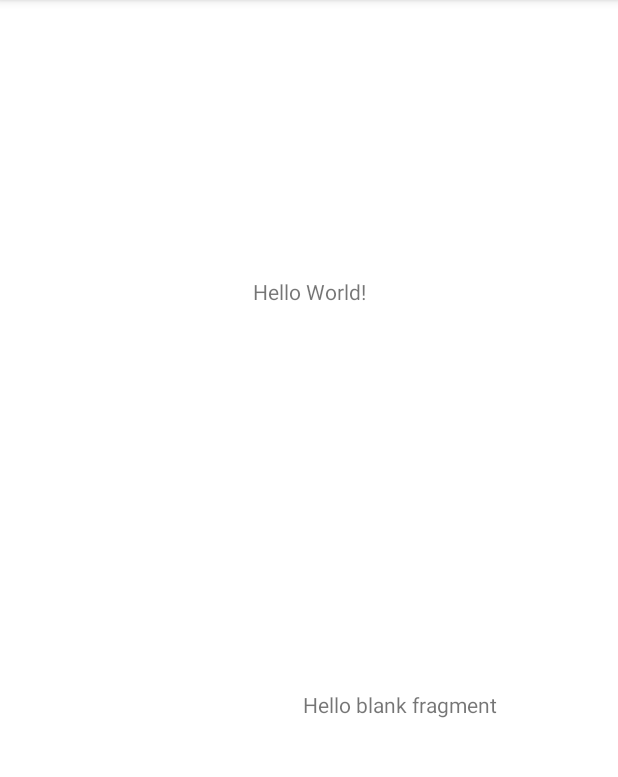
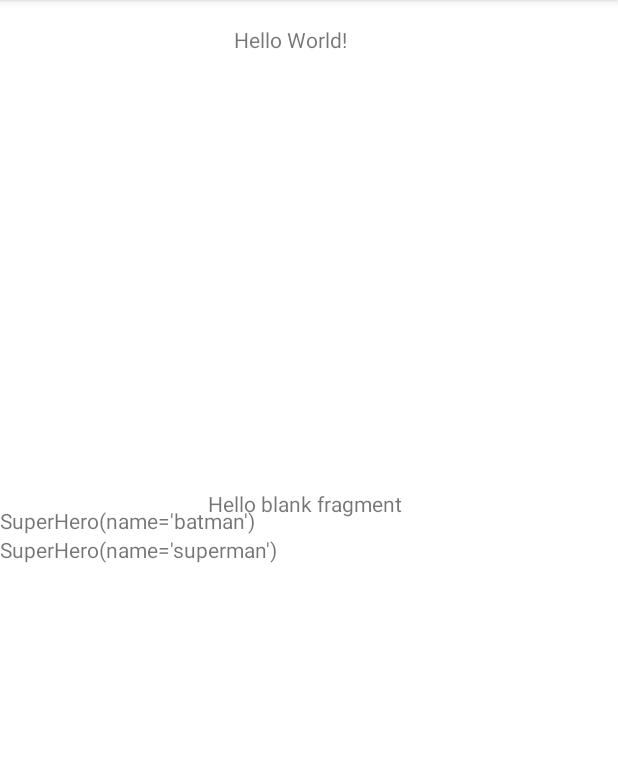
Before and after one commit to LimseDanlove/PAM-F5-Remack-Bachelard, an Android app: the screen it shows after launch (MainActivity), on a phone screen of 412 x 824 dp, the part 84-861 px from its top. Run offline under Robolectric (Android 15) with nearby library versions, the phone set to English and light mode, and no system bars.

Commit message:
:sparkles: viewmodel setup

```diff
--- a/app/src/main/java/com/example/vancouver_transport/StopListFragment.kt
+++ b/app/src/main/java/com/example/vancouver_transport/StopListFragment.kt
@@ -5,6 +5,8 @@ import androidx.fragment.app.Fragment
 import android.view.LayoutInflater
 import android.view.View
 import android.view.ViewGroup
+import androidx.lifecycle.Observer
+import androidx.recyclerview.widget.RecyclerView
 
 // TODO: Rename parameter arguments, choose names that match
 // the fragment initialization parameters, e.g. ARG_ITEM_NUMBER
@@ -33,8 +35,25 @@ class StopListFragment : Fragment() {
         inflater: LayoutInflater, container: ViewGroup?,
         savedInstanceState: Bundle?
     ): View? {
+        val view = inflater.inflate(R.layout.fragment_stop_list, container, false)
+
+        val list = mutableListOf<SuperHero>();
+        list.add(SuperHero("batman"));
+        list.add(SuperHero("superman"));
+
+        val recyclerView = view?.findViewById<RecyclerView>(R.id.recyclerViewSH);
+
+        val model = SuperHeroViewModel()
+        model.addSH(SuperHero("batman"));
+        model.addSH(SuperHero("superman"));
+
+        model.getList().observe(viewLifecycleOwner, Observer<List<SuperHero>>{ shs ->
+            val customAdapter = SuperHeroAdapter(model.getList())
+            recyclerView?.adapter = customAdapter
+        })
+
         // Inflate the layout for this fragment
-        return inflater.inflate(R.layout.fragment_stop_list, container, false)
+        return view
     }
 
     companion object {
--- /dev/null
+++ b/app/src/main/java/com/example/vancouver_transport/SuperHero.kt
@@ -0,0 +1,13 @@
+package com.example.vancouver_transport
+
+class SuperHero() {
+    private var name: String = ""
+
+    constructor(name: String) : this() {
+        this.name = name
+    }
+
+    override fun toString(): String {
+        return "SuperHero(name='$name')"
+    }
+}
--- /dev/null
+++ b/app/src/main/java/com/example/vancouver_transport/SuperHeroAdapter.kt
@@ -0,0 +1,47 @@
+package com.example.vancouver_transport
+import android.view.LayoutInflater
+import android.view.View
+import android.view.ViewGroup
+import android.widget.TextView
+import androidx.lifecycle.LiveData
+import androidx.recyclerview.widget.RecyclerView
+
+class SuperHeroAdapter(private val dataSet: LiveData<ArrayList<SuperHero>>) :
+    RecyclerView.Adapter<SuperHeroAdapter.ViewHolder>() {
+
+    /**
+      * Provide a reference to the type of views that you are using
+      * (custom ViewHolder).
+    */
+        class ViewHolder(view: View) : RecyclerView.ViewHolder(view) {
+            val textView: TextView = view.findViewById(R.id.tv_sh_row)
+            /*private var currentRow : String? = null
+
+            init {
+                // Define click listener for the ViewHolder's View.
+                view.setOnClickListener {
+                    Toast.makeText(view.context, "Pouet", Toast.LENGTH_SHORT).show()
+                }
+            }*/
+        }
+
+        // Create new views (invoked by the layout manager)
+        override fun onCreateViewHolder(viewGroup: ViewGroup, viewType: Int): ViewHolder {
+            // Create a new view, which defines the UI of the list item
+            val view = LayoutInflater.from(viewGroup.context)
+                .inflate(R.layout.sh_row_item, viewGroup, false)
+            return ViewHolder(view)
+        }
+
+        // Replace the contents of a view (invoked by the layout manager)
+        override fun onBindViewHolder(viewHolder: ViewHolder, position: Int) {
+
+            // Get element from your dataset at this position and replace the
+            // contents of the view with that element
+            viewHolder.textView.text = dataSet.value?.get(position).toString()
+        }
+
+        // Return the size of your dataset (invoked by the layout manager)
+        override fun getItemCount() = dataSet.value?.size ?: 0
+
+}
--- /dev/null
+++ b/app/src/main/java/com/example/vancouver_transport/SuperHeroViewModel.kt
@@ -0,0 +1,20 @@
+package com.example.vancouver_transport
+import androidx.lifecycle.LiveData
+import androidx.lifecycle.MutableLiveData
+import androidx.lifecycle.ViewModel
+
+class SuperHeroViewModel : ViewModel() {
+
+    private val listObj = ArrayList<SuperHero>(12)
+
+    private val list = MutableLiveData<ArrayList<SuperHero>>()
+
+    fun getList(): LiveData<ArrayList<SuperHero>> {
+        return list
+    }
+
+    fun addSH(sh: SuperHero) {
+        listObj.add(sh)
+        list.value = listObj
+    }
+}
--- a/app/src/main/res/layout/activity_main.xml
+++ b/app/src/main/res/layout/activity_main.xml
@@ -12,20 +12,19 @@
         android:layout_height="wrap_content"
         android:text="Hello World!"
         app:layout_constraintBottom_toBottomOf="parent"
+        app:layout_constraintHorizontal_bias="0.464"
         app:layout_constraintLeft_toLeftOf="parent"
         app:layout_constraintRight_toRightOf="parent"
         app:layout_constraintTop_toTopOf="parent"
-        app:layout_constraintVertical_bias="0.247" />
+        app:layout_constraintVertical_bias="0.022" />
 
     <androidx.fragment.app.FragmentContainerView
         android:id="@+id/fragmentContainerView"
         android:name="com.example.vancouver_transport.StopListFragment"
-        android:layout_width="0dp"
-        android:layout_height="0dp"
-        android:layout_marginStart="62dp"
-        android:layout_marginTop="60dp"
-        android:layout_marginEnd="62dp"
-        android:layout_marginBottom="161dp"
+        android:layout_width="411dp"
+        android:layout_height="584dp"
+        android:layout_marginTop="39dp"
+        android:layout_marginEnd="5dp"
         app:layout_constraintBottom_toBottomOf="parent"
         app:layout_constraintEnd_toEndOf="parent"
         app:layout_constraintStart_toStartOf="parent"
--- a/app/src/main/res/layout/fragment_stop_list.xml
+++ b/app/src/main/res/layout/fragment_stop_list.xml
@@ -19,4 +19,17 @@
         app:layout_constraintStart_toStartOf="parent"
         app:layout_constraintTop_toTopOf="parent" />
 
+    <androidx.recyclerview.widget.RecyclerView
+        android:id="@+id/recyclerViewSH"
+        android:layout_width="408dp"
+        android:layout_height="450dp"
+        android:layout_marginStart="1dp"
+        android:layout_marginTop="65dp"
+        android:layout_marginEnd="2dp"
+        app:layoutManager="LinearLayoutManager"
+        app:layout_constraintBottom_toBottomOf="parent"
+        app:layout_constraintEnd_toEndOf="parent"
+        app:layout_constraintStart_toStartOf="parent"
+        app:layout_constraintTop_toBottomOf="@+id/textView4" />
+
 </androidx.constraintlayout.widget.ConstraintLayout>
--- /dev/null
+++ b/app/src/main/res/layout/sh_row_item.xml
@@ -0,0 +1,15 @@
+<?xml version="1.0" encoding="utf-8"?>
+<LinearLayout xmlns:android="http://schemas.android.com/apk/res/android"
+        xmlns:app="http://schemas.android.com/apk/res-auto"
+        xmlns:tools="http://schemas.android.com/tools"
+        android:layout_width="match_parent"
+        android:layout_height="wrap_content"
+        android:orientation="horizontal"
+        >
+
+    <TextView
+            android:id="@+id/tv_sh_row"
+            android:layout_width="wrap_content"
+            android:layout_height="wrap_content" />
+
+</LinearLayout>
```
